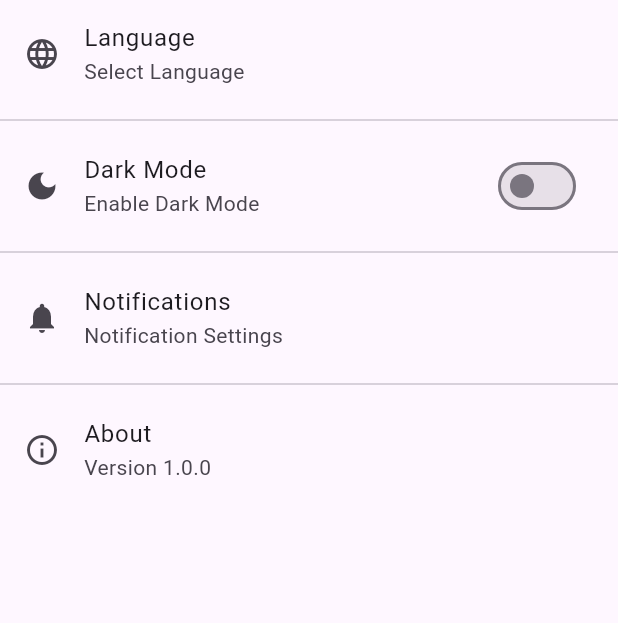
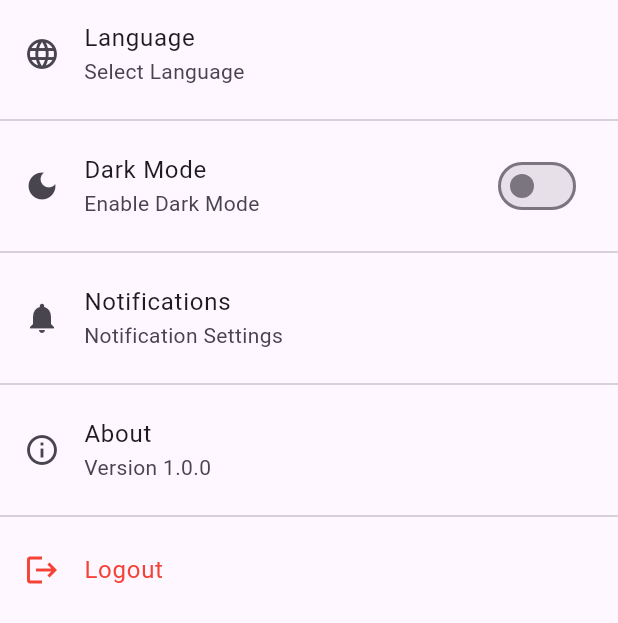
Before and after one commit to WhirlingBits/mealique, a Flutter app: the SettingsScreen widget shown alone on an empty page, opened directly, on a phone screen of 412 x 824 dp. Shown: the top 623 px of the screen. Run offline on Flutter 3.47's test engine with Material 3 defaults, Android fonts, the phone set to English and light mode, and no system bars; our stand-ins replace connectivity_plus, dio, flutter_secure_storage, shared_preferences; accounts and stored records are empty.

Commit message:
Add logout functionality to Settings screen

```diff
--- a/lib/ui/screens/settings_screen.dart
+++ b/lib/ui/screens/settings_screen.dart
@@ -2,6 +2,8 @@ import 'package:flutter/material.dart';
 import 'package:provider/provider.dart';
 import 'package:mealique/l10n/app_localizations.dart';
 import '../../providers/locale_provider.dart';
+import '../../data/local/token_storage.dart'; // Import für TokenStorage
+import 'login_screen.dart';
 
 class SettingsScreen extends StatelessWidget {
   const SettingsScreen({super.key});
@@ -35,7 +37,7 @@ class SettingsScreen extends StatelessWidget {
         ),
         const Divider(),
 
-        // Benachrichtigungen
+        // Notifications
         ListTile(
           leading: const Icon(Icons.notifications),
           title: Text(l10n.notifications),
@@ -55,6 +57,27 @@ class SettingsScreen extends StatelessWidget {
             // TODO: Dialog oder Lizenzseite anzeigen
           },
         ),
+        const Divider(),
+
+        // Logout
+        ListTile(
+          leading: const Icon(Icons.logout, color: Colors.red),
+          title: Text(
+            'Logout', // TODO: l10n.logout verwenden, wenn verfügbar
+            style: const TextStyle(color: Colors.red),
+          ),
+          onTap: () async {
+            // Delete token on logout
+            await TokenStorage().deleteToken();
+
+            if (context.mounted) {
+              Navigator.of(context).pushAndRemoveUntil(
+                  MaterialPageRoute(builder: (context) => const LoginScreen()),
+                      (route) => false,
+              );
+            }
+          },
+        ),
       ],
     );
   }
@@ -68,10 +91,7 @@ class SettingsScreen extends StatelessWidget {
           children: AppLocalizations.supportedLocales.map((Locale locale) {
             return SimpleDialogOption(
               onPressed: () {
-                // Hier wird die Sprache global über den Provider geändert
                 context.read<LocaleProvider>().setLocale(locale);
-
-                // Dialog schließen
                 Navigator.pop(dialogContext);
               },
               child: Text(_getLanguageName(locale.languageCode)),
```
